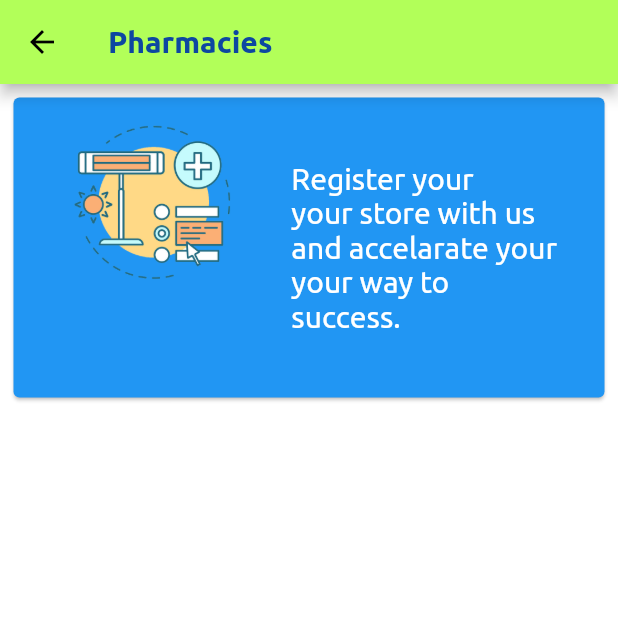
After one commit to sbiswas2209/Anywhere-Hospital, a Flutter app: the screen it shows once a user with an empty profile is signed in, after a tap on an icon or button, on a phone screen of 412 x 824 dp, the top half of it. The commit adds this screen. Run offline on Flutter 3.47's test engine with Material 2 defaults, Android fonts, the phone set to English and light mode, and no system bars; our stand-ins replace cloud_firestore, firebase_auth, geolocator, google_maps_flutter, google_nav_bar; missing offline and left inert: flutter_webview_plugin; accounts and stored records are empty.

Commit message:
Added Store List Page

```diff
--- a/lib/main.dart
+++ b/lib/main.dart
@@ -5,6 +5,8 @@ import 'package:anywhere_hospital/pages/chatbot.dart';
 import 'package:anywhere_hospital/pages/doctorsList.dart';
 import 'package:anywhere_hospital/pages/home.dart';
 import 'package:anywhere_hospital/pages/registerStore.dart';
+import 'package:anywhere_hospital/pages/shopsList.dart';
+import 'package:anywhere_hospital/pages/storeDetails.dart';
 import 'package:anywhere_hospital/services/auth.dart';
 import 'package:anywhere_hospital/wrapper.dart';
 import 'package:flutter/material.dart';
@@ -22,6 +24,8 @@ class MyApp extends StatelessWidget {
     ChatbotPage.tag : (context) => new ChatbotPage(),
     DoctorsListPage.tag : (context) => new DoctorsListPage(),
     RegisterStorePage.tag : (context) => new RegisterStorePage(),
+    ShopsListPage.tag : (context) => new ShopsListPage(),
+    StoreDetailsPage.tag : (context) => new StoreDetailsPage(),
   };
   @override
   Widget build(BuildContext context) {
--- a/lib/pages/home.dart
+++ b/lib/pages/home.dart
@@ -2,6 +2,7 @@ import 'package:anywhere_hospital/models/userData.dart';
 import 'package:anywhere_hospital/pages/chatbot.dart';
 import 'package:anywhere_hospital/pages/doctorsList.dart';
 import 'package:anywhere_hospital/pages/registerStore.dart';
+import 'package:anywhere_hospital/pages/shopsList.dart';
 import 'package:anywhere_hospital/services/auth.dart';
 import 'package:anywhere_hospital/services/database.dart';
 import 'package:cloud_firestore/cloud_firestore.dart';
@@ -18,22 +19,6 @@ class HomePage extends StatefulWidget {
 class _HomePageState extends State<HomePage> {
   UserData data;
   bool _loading = false;
-  // @override
-  // void initState() {
-  //   super.initState();
-  //   DatabaseService database = new DatabaseService(uid: widget.uid);
-  //   setState(() {
-  //     _loading = true;
-  //   });
-  //   database.getUserData().then((value) {
-  //     setState(() {
-  //       data = value;
-  //     });
-  //   });
-  //   setState(() {
-  //     _loading = false;
-  //   });
-  // }
   @override
   Widget build(BuildContext context) {
     return Scaffold(
@@ -112,7 +97,7 @@ class _HomePageState extends State<HomePage> {
                           fit: BoxFit.fill,
                           height: 150.0,
                         ),
-                        Text('Register your\nstore with us',
+                        Text('Check out all\nour\npharmacies',
                           style: Theme.of(context).textTheme.headline1.copyWith(color: Colors.white , fontSize: 30.0),
                         ),
                         SizedBox(width: 20.0),
@@ -120,7 +105,7 @@ class _HomePageState extends State<HomePage> {
                       ],
                     ),
                   ),
-                  onTap: () => Navigator.push(context, new MaterialPageRoute(builder: (BuildContext context) => new RegisterStorePage(uid: widget.uid,))),
+                  onTap: () => Navigator.push(context, new MaterialPageRoute(builder: (BuildContext context) => new ShopsListPage(uid: widget.uid,))),
                 ),
               ),
             ],
--- /dev/null
+++ b/lib/pages/shopsList.dart
@@ -0,0 +1,73 @@
+import 'package:anywhere_hospital/pages/registerStore.dart';
+import 'package:anywhere_hospital/pages/storeDetails.dart';
+import 'package:cloud_firestore/cloud_firestore.dart';
+import 'package:flutter/material.dart';
+class ShopsListPage extends StatelessWidget {
+  static final String tag = '';
+  final String uid;
+  ShopsListPage({this.uid});
+  @override
+  Widget build(BuildContext context) {
+    return Scaffold(
+      appBar: AppBar(
+        title: Text('Pharmacies',
+          style: Theme.of(context).textTheme.headline1,
+        ),
+      ),
+      body: ListView(
+        children: <Widget>[
+          Padding(
+            padding: const EdgeInsets.all(5.0),
+            child: GestureDetector(
+                          child: Card(
+                color: Theme.of(context).primaryColorLight,
+                child: Row(
+                  children: <Widget>[
+                    Image.asset(
+                    'assets/images/register_store.png',
+                    fit: BoxFit.fill,
+                    height: 200.0,
+                  ),
+                  Text('Register your\nyour store with us\nand accelarate your\nyour way to\nsuccess.',
+                    style: Theme.of(context).textTheme.bodyText2.copyWith(color: Colors.white),
+                  )
+                  ],
+                ),
+              ),
+              onTap: () => Navigator.push(context, new MaterialPageRoute(builder: (BuildContext context) => new RegisterStorePage(uid: this.uid))),
+            ),
+          ),
+          StreamBuilder(
+            stream: Firestore.instance.collection('stores').snapshots(),
+            builder: (context , snapshot){
+              return !snapshot.hasData ? LinearProgressIndicator() :
+                ListView.builder(
+                  shrinkWrap: true,
+                  itemCount: snapshot.data.documents.length,
+                  itemBuilder: (context, index) {
+                    return Padding(
+                      padding: const EdgeInsets.all(5.0),
+                      child: GestureDetector(
+                                              child: Card(
+                          color: Theme.of(context).primaryColorDark,
+                          child: ListTile(
+                            leading: CircleAvatar(
+                              child: Image(image: AssetImage('assets/images/store.png'),),
+                            ),
+                            title: Text('${snapshot.data.documents[index]['storeName']}',
+                              style: Theme.of(context).textTheme.headline1.copyWith(color: Colors.white),
+                            ),
+                          ),
+                        ),
+                        onTap: () => Navigator.push(context, new MaterialPageRoute(builder: (BuildContext context) => new StoreDetailsPage(data: snapshot.data.documents[index]))),
+                      ),
+                    );
+                  },
+                );
+            },
+          ),
+        ],
+      ),
+    );
+  }
+}
--- a/pubspec.yaml
+++ b/pubspec.yaml
@@ -60,6 +60,7 @@ flutter:
     - assets/images/doctor_list.png
     - assets/images/store.png
     - assets/images/pill.png
+    - assets/images/register_store.png
 
   # An image asset can refer to one or more resolution-specific "variants", see
   # https://flutter.dev/assets-and-images/#resolution-aware.
```
Also changed, not shown: lib/pages/storeDetails.dart (added, +71 -0 lines), assets/images/register_store.png (added).
